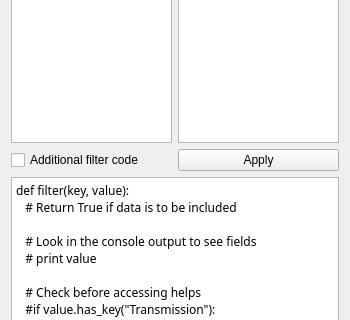
ComNets/openwns-wrowser, file ui/Widgets_TraceNavigation.ui: the form before one commit; both pictures show x 0 to 350 and y 159 to 479 of the 350 by 580 pixel window.
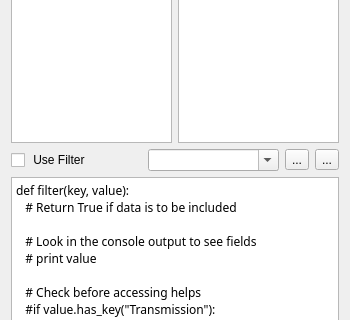
The form after the commit. Icons and pictures are not drawn.

Commit message: Added persistency for user defined filters for trace

The edit to the form file:
```diff
--- a/ui/Widgets_TraceNavigation.ui
+++ b/ui/Widgets_TraceNavigation.ui
@@ -83,14 +83,47 @@
      <item>
       <widget class="QCheckBox" name="applyFilterCheckbox">
        <property name="text">
-        <string>Additional filter code</string>
+        <string> Use Filter</string>
        </property>
       </widget>
      </item>
      <item>
-      <widget class="QPushButton" name="applyFilterButton">
+      <widget class="QComboBox" name="snippetCombo">
+       <property name="toolTip">
+        <string>Filter name</string>
+       </property>
+       <property name="editable">
+        <bool>true</bool>
+       </property>
+      </widget>
+     </item>
+     <item>
+      <widget class="QToolButton" name="removeFilterButton">
+       <property name="toolTip">
+        <string>Remove this filter</string>
+       </property>
        <property name="text">
-        <string>Apply</string>
+        <string>...</string>
+       </property>
+       <property name="icon">
+        <iconset>
+         <normalon>:/icons/remove.png</normalon>
+        </iconset>
+       </property>
+      </widget>
+     </item>
+     <item>
+      <widget class="QToolButton" name="applyFilterButton">
+       <property name="toolTip">
+        <string>Run this filter</string>
+       </property>
+       <property name="text">
+        <string>...</string>
+       </property>
+       <property name="icon">
+        <iconset>
+         <normalon>:/icons/dialog-information.png</normalon>
+        </iconset>
        </property>
       </widget>
      </item>
```
Left out of the diff: 10 changed lines with no effect on the pictures. The commit also changes 7 other files.
